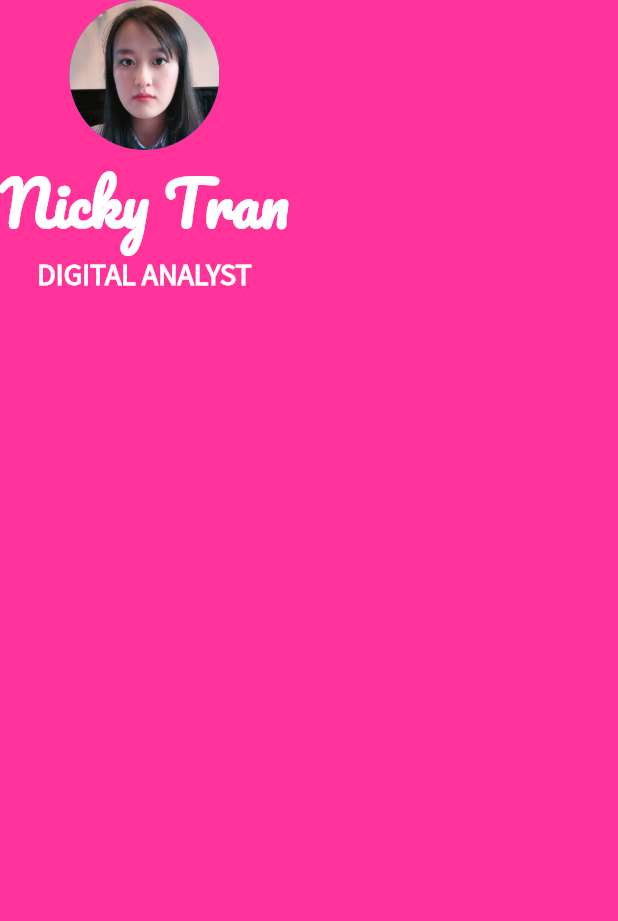
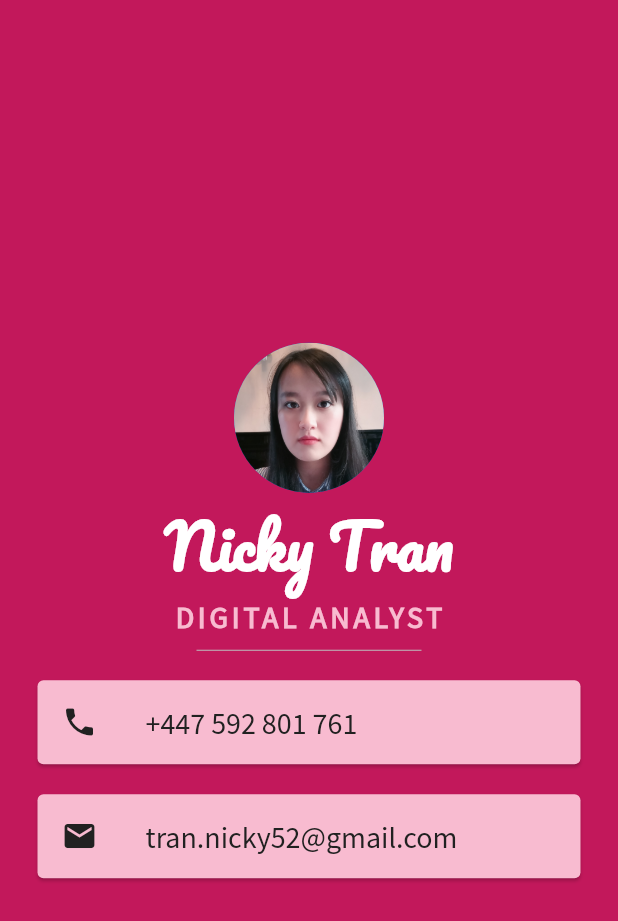
Before and after one commit to trann52/mi_card_flutter, a Flutter app: the screen it shows after launch, on a phone screen of 412 x 824 dp. Shown: the top 921 px of the screen. Run offline on Flutter 3.47's test engine with Material 2 defaults, Android fonts, the phone set to English and light mode, and no system bars.

Commit message:
added cards and changed the icon

```diff
--- a/lib/main.dart
+++ b/lib/main.dart
@@ -17,10 +17,11 @@ class MyApp extends StatelessWidget {
   Widget build(BuildContext context) {
     return MaterialApp(
       home: Scaffold(
-        backgroundColor: Color(0xffff3399),
+        backgroundColor: Color(0xffc2185b),
         body: SafeArea(
             // Container can only have 1 child
             child: Column(
+          mainAxisAlignment: MainAxisAlignment.center,
           children: [
             CircleAvatar(
               radius: 50.0,
@@ -40,10 +41,52 @@ class MyApp extends StatelessWidget {
               style: TextStyle(
                 fontFamily: 'SourceSansPro',
                 fontSize: 20.0,
-                color: Color(0xffffffff),
+                color: Color(0xfff8bbd0),
+                letterSpacing: 2.5,
                 fontWeight: FontWeight.bold,
               ),
             ),
+            SizedBox(
+              height: 20.0,
+              width: 150.0,
+              child: Divider(
+                color: Color(0xffbdbdbd),
+              ),
+            ),
+            Card(
+              color: Color(0xfff8bbd0),
+              margin: EdgeInsets.symmetric(vertical: 10.0, horizontal: 25.0),
+              child: ListTile(
+                leading: Icon(
+                  Icons.phone,
+                  color: Color(0xff212121),
+                ),
+                title: Text(
+                  '+447 592 801 761',
+                  style: TextStyle(
+                      color: Color(0xff212121),
+                      fontFamily: 'SourceSansPro',
+                      fontSize: 20.0),
+                ),
+              ),
+            ),
+            Card(
+              color: Color(0xfff8bbd0),
+              margin: EdgeInsets.symmetric(vertical: 10.0, horizontal: 25.0),
+              child: ListTile(
+                leading: Icon(
+                  Icons.email,
+                  color: Color(0xff212121),
+                ),
+                title: Text(
+                  'tran.nicky52@gmail.com',
+                  style: TextStyle(
+                      color: Color(0xff212121),
+                      fontFamily: 'SourceSansPro',
+                      fontSize: 20.0),
+                ),
+              ),
+            )
           ],
         )),
       ),
```
Also changed, not shown: 25 other files.
